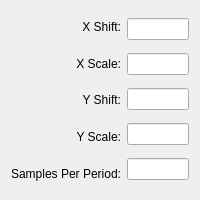
First picture: the form in midvec2-gui/nodePsBuilder/genPsWidget/genSinePsWidget.ui, repository therealddx/midvec2-gui, before the edit.
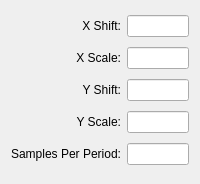
Second picture: the form after the edit.

Commit message: used grid-layout to rectify potential for misalignment b/w labels and textboxes in standard data-entry widgets.

Patch:
```diff
--- a/midvec2-gui/nodePsBuilder/genPsWidget/genSinePsWidget.ui
+++ b/midvec2-gui/nodePsBuilder/genPsWidget/genSinePsWidget.ui
@@ -7,16 +7,14 @@
     <x>0</x>
     <y>0</y>
     <width>200</width>
-    <height>200</height>
+    <height>184</height>
    </rect>
   </property>
   <property name="windowTitle">
    <string>Form</string>
   </property>
-  <layout class="QHBoxLayout" name="horizontalLayout">
-   <item>
-    <layout class="QVBoxLayout" name="verticalLayout_2">
-     <item>
+  <layout class="QGridLayout" name="gridLayout">
+   <item row="0" column="0">
       <widget class="QLabel" name="xShift_lbl">
        <property name="text">
         <string>X Shift:</string>
@@ -26,7 +24,14 @@
        </property>
       </widget>
      </item>
-     <item>
+   <item row="0" column="1">
+    <widget class="QLineEdit" name="xShift_le">
+     <property name="text">
+      <string/>
+     </property>
+    </widget>
+   </item>
+   <item row="1" column="0">
       <widget class="QLabel" name="xScale_lbl">
        <property name="text">
         <string>X Scale:</string>
@@ -36,7 +41,14 @@
        </property>
       </widget>
      </item>
-     <item>
+   <item row="1" column="1">
+    <widget class="QLineEdit" name="xScale_le">
+     <property name="text">
+      <string/>
+     </property>
+    </widget>
+   </item>
+   <item row="2" column="0">
       <widget class="QLabel" name="yShift_lbl">
        <property name="text">
         <string>Y Shift:</string>
@@ -46,7 +58,14 @@
        </property>
       </widget>
      </item>
-     <item>
+   <item row="2" column="1">
+    <widget class="QLineEdit" name="yShift_le">
+     <property name="text">
+      <string/>
+     </property>
+    </widget>
+   </item>
+   <item row="3" column="0">
       <widget class="QLabel" name="yScale_lbl">
        <property name="text">
         <string>Y Scale:</string>
@@ -56,7 +75,14 @@
        </property>
       </widget>
      </item>
-     <item>
+   <item row="3" column="1">
+    <widget class="QLineEdit" name="yScale_le">
+     <property name="text">
+      <string/>
+     </property>
+    </widget>
+   </item>
+   <item row="4" column="0">
       <widget class="QLabel" name="samplesPerPeriod_lbl">
        <property name="text">
         <string>Samples Per Period:</string>
@@ -66,42 +92,8 @@
        </property>
       </widget>
      </item>
-    </layout>
-   </item>
-   <item>
-    <layout class="QVBoxLayout" name="verticalLayout">
-     <item>
-      <widget class="QLineEdit" name="xShift_le">
-       <property name="text">
-        <string/>
-       </property>
-      </widget>
-     </item>
-     <item>
-      <widget class="QLineEdit" name="xScale_le">
-       <property name="text">
-        <string/>
-       </property>
-      </widget>
-     </item>
-     <item>
-      <widget class="QLineEdit" name="yShift_le">
-       <property name="text">
-        <string/>
-       </property>
-      </widget>
-     </item>
-     <item>
-      <widget class="QLineEdit" name="yScale_le">
-       <property name="text">
-        <string/>
-       </property>
-      </widget>
-     </item>
-     <item>
+   <item row="4" column="1">
       <widget class="QLineEdit" name="samplesPerPeriod_le"/>
-     </item>
-    </layout>
    </item>
   </layout>
  </widget>
```
Lines whose indentation alone changed are shown as unchanged. The commit also changes 2 other files.
